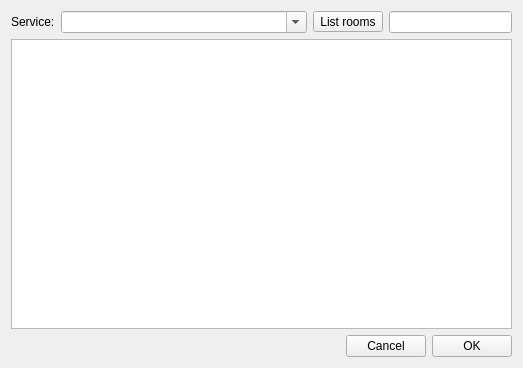
Qt form Swift/QtUI/MUCSearch/QtMUCSearchWindow.ui (swift/swift) before a commit.
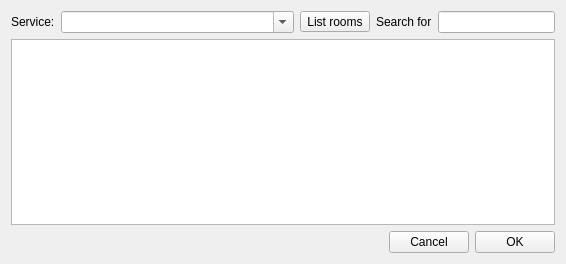
The same form after that commit.

Commit message:
Add ability to filter results in "Search Room" dialog
This is implemented with the help of an implementation of
QSortFilterProxyModel which filters room names based on a
user search string.

Test-Information:

Tested on OS X 10.11.6 with Qt 5.5.1. Tested UX with different
MUC services and search strings.

```diff
--- a/Swift/QtUI/MUCSearch/QtMUCSearchWindow.ui
+++ b/Swift/QtUI/MUCSearch/QtMUCSearchWindow.ui
@@ -6,21 +6,14 @@
    <rect>
     <x>0</x>
     <y>0</y>
-    <width>523</width>
-    <height>368</height>
+    <width>566</width>
+    <height>264</height>
    </rect>
   </property>
   <property name="windowTitle">
    <string>Search Room</string>
   </property>
   <layout class="QGridLayout" name="gridLayout">
-   <item row="0" column="0">
-    <widget class="QLabel" name="label_2">
-     <property name="text">
-      <string>Service:</string>
-     </property>
-    </widget>
-   </item>
    <item row="0" column="1">
     <widget class="QComboBox" name="service_">
      <property name="sizePolicy">
@@ -34,26 +27,14 @@
      </property>
     </widget>
    </item>
-   <item row="0" column="3">
-    <widget class="QLineEdit" name="filter_">
-     <property name="sizePolicy">
-      <sizepolicy hsizetype="Expanding" vsizetype="Fixed">
-       <horstretch>1</horstretch>
-       <verstretch>0</verstretch>
-      </sizepolicy>
-     </property>
+   <item row="0" column="0">
+    <widget class="QLabel" name="serviceLabel_">
      <property name="text">
-      <string/>
-     </property>
-     <property name="frame">
-      <bool>true</bool>
+      <string>Service:</string>
      </property>
     </widget>
    </item>
-   <item row="1" column="0" colspan="4">
-    <widget class="QTreeView" name="results_"/>
-   </item>
-   <item row="2" column="0" colspan="4">
+   <item row="2" column="0" colspan="5">
     <layout class="QHBoxLayout" name="horizontalLayout">
      <item>
       <spacer name="horizontalSpacer">
@@ -90,13 +71,42 @@
      </item>
     </layout>
    </item>
+   <item row="0" column="4">
+    <widget class="QLineEdit" name="filter_">
+     <property name="sizePolicy">
+      <sizepolicy hsizetype="Expanding" vsizetype="Fixed">
+       <horstretch>1</horstretch>
+       <verstretch>0</verstretch>
+      </sizepolicy>
+     </property>
+     <property name="text">
+      <string/>
+     </property>
+     <property name="frame">
+      <bool>true</bool>
+     </property>
+     <property name="placeholderText">
+      <string/>
+     </property>
+    </widget>
+   </item>
    <item row="0" column="2">
-    <widget class="QToolButton" name="searchButton">
+    <widget class="QToolButton" name="searchButton_">
      <property name="text">
       <string>List rooms</string>
      </property>
     </widget>
    </item>
+   <item row="1" column="0" colspan="5">
+    <widget class="QTreeView" name="results_"/>
+   </item>
+   <item row="0" column="3">
+    <widget class="QLabel" name="filterLabel_">
+     <property name="text">
+      <string>Search for</string>
+     </property>
+    </widget>
+   </item>
   </layout>
  </widget>
  <resources/>
```
The commit also changes 5 other files.
